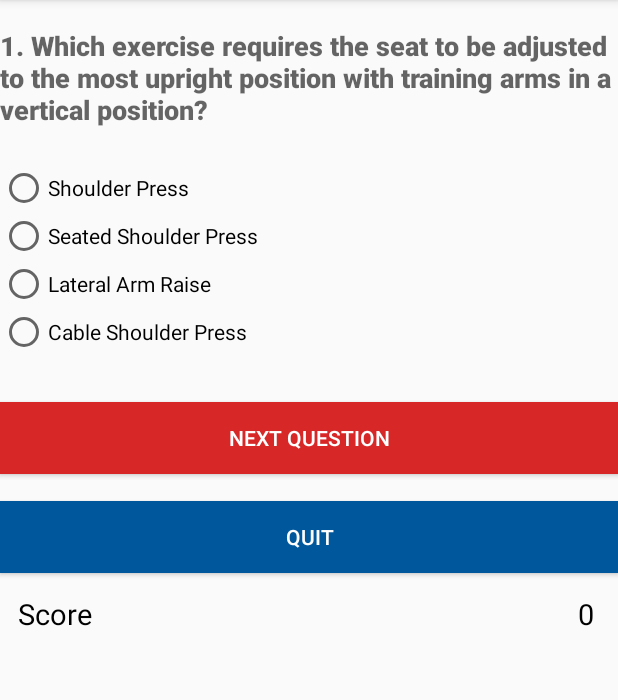
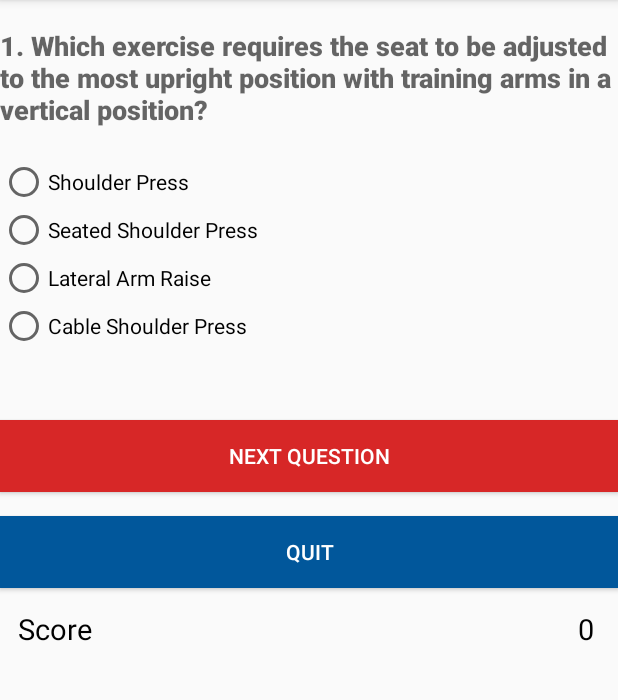
Before and after one commit to leannetran/GroupAssignment, an Android app: the shouldersQuiz screen opened directly, with no data from a screen before it, on a phone screen of 412 x 824 dp, the part 84-784 px from its top. Run offline under Robolectric (Android 15) with nearby library versions, the light colour scheme and no system bars.

Commit message:
commit for shoulderquiz and xml

```diff
--- a/app/src/main/java/com/example/groupassignment/shouldersQuiz.java
+++ b/app/src/main/java/com/example/groupassignment/shouldersQuiz.java
@@ -35,7 +35,7 @@ public class shouldersQuiz extends AppCompatActivity {
 
     private String choices[] = {
             "Shoulder Press", "Seated Shoulder Press", "Lateral Arm Raise", "Cable Shoulder Press",
-            "Seat must be aligned with shoulder, trainee grabs handles and presses away from shoulder then returns to starting position", "Seat must be adjusted to the most upright position and canble handles at shoulder level, trainee grabs handle and lift cable overhead and returning to start position", "Standing with dumbbells pointing downwards, lift dumbbells horizontally and then down again", "Trainee sits with back rested on chair, and elbows are extended with should flexion upwards",
+            "Seat is aligned with shoulder, trainee grabs handles and presses away from shoulder then returns to starting position", "Seat is adjusted to the most upright position, trainee grabs handle at shoulder level and lifts cable overhead and returning to start position", "Standing with dumbbells pointing downwards, lift dumbbells horizontally and then down again", "Trainee sits with back rested on chair, and extends elbows with shoulder flexion upwards",
             "Triceps", "Deltoids", "Triceps and deltoids", "Tricep brachii and deltoids",
             "Seated shoulder press", "Cable shoulder press", "Lateral Arm Raise", "Shoulder Press",
             "1-2 seconds", "2-3 seconds", "4-5 seconds", "10 seconds"
--- a/app/src/main/res/layout/activity_shoulders_quiz.xml
+++ b/app/src/main/res/layout/activity_shoulders_quiz.xml
@@ -12,7 +12,7 @@
         android:layout_height="0dp"
         android:layout_alignLeft="@id/tvQShoulders"
         android:layout_centerVertical="true"
-        android:layout_marginTop="24dp"
+        android:layout_marginTop="20dp"
         android:clickable="true"
         app:layout_constraintStart_toStartOf="@+id/tvQShoulders"
         app:layout_constraintTop_toBottomOf="@+id/tvQShoulders">
@@ -54,7 +54,7 @@
         android:layout_below="@+id/answersShoulders"
         android:layout_alignParentEnd="true"
         android:layout_alignParentRight="true"
-        android:layout_marginTop="268dp"
+        android:layout_marginTop="280dp"
         android:background="@color/colorAccent"
         android:text="Next Question"
         android:textColor="#ffffff"
@@ -68,7 +68,7 @@
         android:layout_below="@+id/btnNextShoulders"
         android:layout_alignParentEnd="true"
         android:layout_alignParentRight="true"
-        android:layout_marginTop="18dp"
+        android:layout_marginTop="16dp"
         android:background="#01579B"
         android:text="Quit"
         android:textColor="#ffffff"
```
